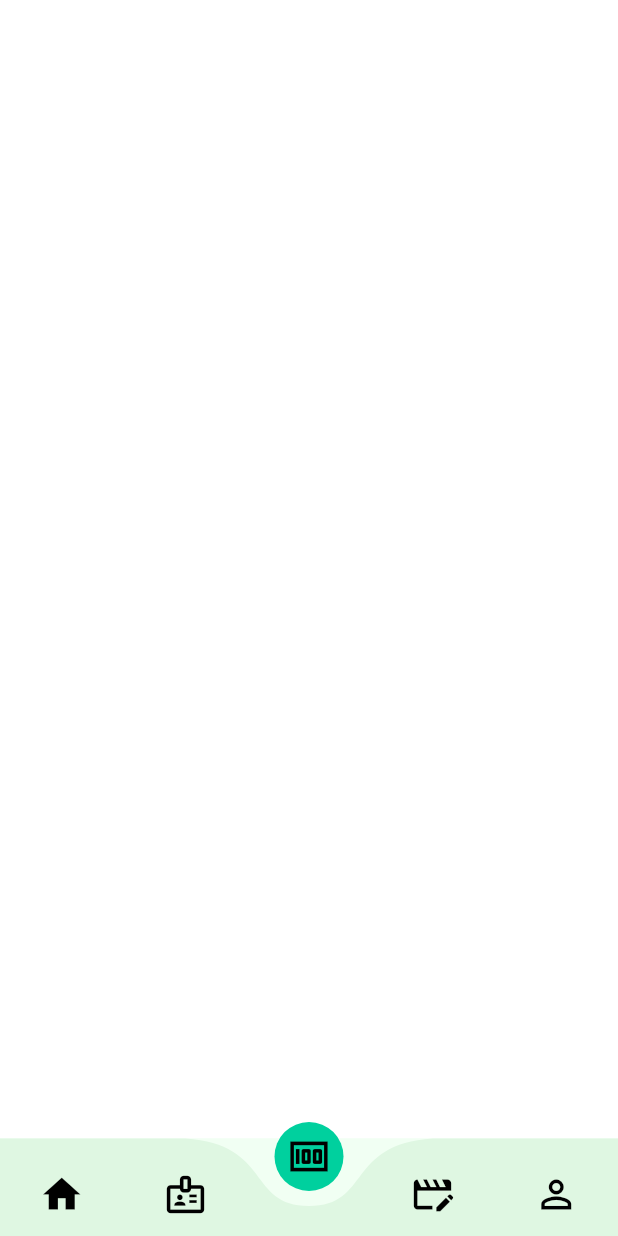
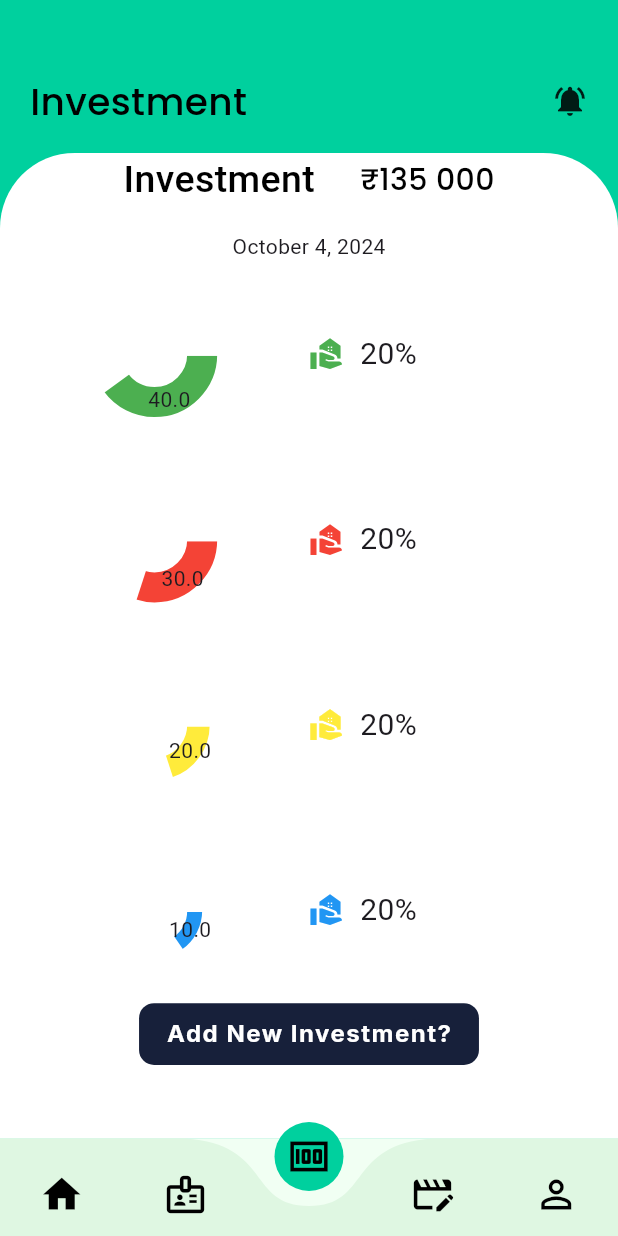
Before and after one commit to shaikhasif69/Flutter-Finance, a Flutter app: the HomeScreen screen opened by its route, item 3 of the bottom bar chosen, on a phone screen of 412 x 824 dp. Run offline on Flutter 3.47's test engine with Material 3 defaults, Android fonts, the phone set to English and light mode, and no system bars; drawn by our look-alikes of curved_navigation_bar, fl_chart; our stand-ins replace go_router, google_fonts, lottie, multi_select_flutter, page_transition, responsive_sizer and 2 more; accounts and stored records are empty; network calls fail; project files that could hold a hidden picture were left out.

Commit message:
more latest

```diff
--- a/lib/Screens/On_Board/on_boarding.dart
+++ b/lib/Screens/On_Board/on_boarding.dart
@@ -56,7 +56,6 @@ class _on_boardingState extends State<on_boarding> {
                 activeDotColor: Color.fromARGB(255, 157, 0, 255)),
           ),
         ),
-
         Container(
           alignment: Alignment(-0.6, 0.75),
           child: Row(
@@ -74,7 +73,8 @@ class _on_boardingState extends State<on_boarding> {
                   ? GestureDetector(
                       onTap: () {
                         print("hello");
-                        GoRouter.of(context).pushReplacement(UserRoutes.askLoginScreen);
+                        GoRouter.of(context)
+                            .pushReplacement(UserRoutes.askLoginScreen);
                         // GoRouter.of(context).pushReplacement(UserRoutes.personalInfo);
                         // GoRouter.of(context).goNamed(UserRoutes.login);
                         //      showCustomDialog(
@@ -133,7 +133,6 @@ class _on_boardingState extends State<on_boarding> {
                                     color: Colors.white,
                                     letterSpacing: 1),
                               ),
-
                             ],
                           ),
                         ),
--- a/lib/Screens/home_screen.dart
+++ b/lib/Screens/home_screen.dart
@@ -2,6 +2,7 @@ import 'package:curved_navigation_bar/curved_navigation_bar.dart';
 import 'package:flutter/cupertino.dart';
 import 'package:flutter/material.dart';
 import 'package:flutter_finance/Screens/dashboard_screen.dart';
+import 'package:flutter_finance/Screens/investment_page.dart';
 import 'package:flutter_finance/Screens/portfolio_page.dart';
 import 'package:flutter_finance/Screens/side_bar.dart';
 import 'package:flutter_finance/components/constant.dart';
@@ -22,7 +23,7 @@ class _HomeScreenState extends State<HomeScreen> {
   final List<Widget> _pages = [
     DashboardScreen(),
     PortfolioPage(),
-    Container(color: Colors.white),
+    InvestmentPage(),
     Container(color: Colors.white),
     Container(color: Colors.white),
   ];
--- /dev/null
+++ b/lib/Screens/investment_page.dart
@@ -0,0 +1,280 @@
+import 'package:fl_chart/fl_chart.dart';
+import 'package:flutter/material.dart';
+import 'package:flutter_finance/components/constant.dart';
+import 'package:flutter_finance/router/named_routes.dart';
+import 'package:flutter_finance/widgets/portfolio_piechart.dart';
+import 'package:go_router/go_router.dart';
+import 'package:google_fonts/google_fonts.dart';
+import 'package:intl/intl.dart';
+
+class InvestmentPage extends StatefulWidget {
+  const InvestmentPage({super.key});
+
+  @override
+  State<InvestmentPage> createState() => _InvestmentPageState();
+}
+
+class _InvestmentPageState extends State<InvestmentPage> {
+  final DateTime now = DateTime.now();
+  late String formattedDate;
+
+  @override
+  void initState() {
+    super.initState();
+    formattedDate = DateFormat('MMMM d, y').format(now);
+  }
+
+  @override
+  Widget build(BuildContext context) {
+    final screenHeight = MediaQuery.of(context).size.height;
+    final screenWidth = MediaQuery.of(context).size.width;
+
+    return Scaffold(
+      backgroundColor: MyColors.ourPrimary,
+      body: Column(
+        children: [
+          SizedBox(height: screenHeight * 0.06),
+          Padding(
+            padding: const EdgeInsets.only(left: 20.0, right: 20),
+            child: Row(
+              mainAxisAlignment: MainAxisAlignment.spaceBetween,
+              children: [
+                Text("Investment",
+                    style: GoogleFonts.poppins(
+                      fontSize: 25,
+                      fontWeight: FontWeight.w500,
+                      color: Colors.black,
+                    )),
+                Icon(Icons.notifications_active)
+              ],
+            ),
+          ),
+          SizedBox(height: screenHeight * 0.02),
+          Expanded(
+            child: Container(
+                width: double.infinity,
+                decoration: const BoxDecoration(
+                  color: Colors.white,
+                  borderRadius: BorderRadius.only(
+                    topLeft: Radius.circular(50),
+                    topRight: Radius.circular(50),
+                  ),
+                ),
+                child: SingleChildScrollView(
+                  child: Column(
+                    children: [
+                      Row(
+                        mainAxisAlignment: MainAxisAlignment.center,
+                        children: [
+                          Text("Investment", style: TextStyle(
+                            fontSize: 25,
+                            fontWeight: FontWeight.w500,
+                            color: Colors.black,
+                          ),),
+                          SizedBox(width: 30,),
+                          Text("₹135 000",
+                              style: GoogleFonts.poppins(
+                                  fontSize: 20,
+                                  fontWeight: FontWeight.w500,
+                                  color: Colors.black)),
+                        ],
+                      ),
+                      SizedBox(height: screenHeight * 0.02),
+                      Text(formattedDate),
+                      Row(
+                        children: [
+                           Expanded(
+                              child: Column(
+                                children: [
+                                  Row(
+                                    children: [
+                                      Expanded(child: SizedBox(
+                                        height: screenHeight * 0.15,
+                                        child: PieChart(
+                                          PieChartData(sections: [
+                                            PieChartSectionData(
+                                              radius: 20,
+                                              value: 40,
+                                              color: Colors.green,
+                                            ),
+                                            PieChartSectionData(
+                                              value: 60,
+                                              showTitle: false,
+                                              color: Colors.white,
+                                            ),
+
+                                          ]),
+                                        ),
+                                      )),
+                                      const Expanded(child: Row(
+                                        children: [
+                                        Icon(
+                                        Icons.real_estate_agent,
+                                        color: Colors.green,
+                                      ),
+                                      Padding(
+                                        padding: EdgeInsets.only(left: 10.0),
+                                        child: Text(
+                                          "20%",
+                                          style: TextStyle(fontSize: 20),
+                                        ),
+                                      )
+                                        ],
+                                      ))
+
+                                    ],
+                                  ),
+                                  Row(
+                                    children: [
+                                      Expanded(child: SizedBox(
+                                        height: screenHeight * 0.15,
+                                        child: PieChart(
+                                          PieChartData(sections: [
+                                            PieChartSectionData(
+                                              radius: 20,
+                                              value: 30,
+                                              color: Colors.red,
+                                            ),
+                                            PieChartSectionData(
+                                              value: 70,
+                                              showTitle: false,
+                                              color: Colors.white,
+                                            ),
+
+                                          ]),
+                                        ),
+                                      )),
+                                      const Expanded(child: Row(
+                                        children: [
+                                        Icon(
+                                        Icons.real_estate_agent,
+                                        color: Colors.red,
+                                      ),
+                                      Padding(
+                                        padding: EdgeInsets.only(left: 10.0),
+                                        child: Text(
+                                          "20%",
+                                          style: TextStyle(fontSize: 20),
+                                        ),
+                                      )
+                                        ],
+                                      ))
+
+                                    ],
+                                  ),
+                                  Row(
+                                    children: [
+                                      Expanded(child: SizedBox(
+                                        height: screenHeight * 0.15,
+                                        child: PieChart(
+                                          PieChartData(sections: [
+                                            PieChartSectionData(
+                                              radius: 15,
+                                              value: 20,
+                                              color: Colors.yellow,
+                                            ),
+                                            PieChartSectionData(
+                                              value: 80,
+                                              showTitle: false,
+                                              color: Colors.white,
+                                            ),
+
+                                          ]),
+                                        ),
+                                      )),
+                                      const Expanded(child: Row(
+                                        children: [
+                                        Icon(
+                                        Icons.real_estate_agent,
+                                        color: Colors.yellow,
+                                      ),
+                                      Padding(
+                                        padding: EdgeInsets.only(left: 10.0),
+                                        child: Text(
+                                          "20%",
+                                          style: TextStyle(fontSize: 20),
+                                        ),
+                                      )
+                                        ],
+                                      ))
+
+                                    ],
+                                  ),
+                                  Row(
+                                    children: [
+                                      Expanded(child: SizedBox(
+                                        height: screenHeight * 0.15,
+                                        child: PieChart(
+                                          PieChartData(sections: [
+                                            PieChartSectionData(
+                                              radius: 10,
+                                              value: 10,
+                                              color: Colors.blue,
+                                            ),
+                                            PieChartSectionData(
+                                              value: 55,
+                                              showTitle: false,
+                                              color: Colors.white,
+                                            ),
+
+                                          ]),
+                                        ),
+                                      )),
+                                      const Expanded(child: Row(
+                                        children: [
+                                        Icon(
+                                        Icons.real_estate_agent,
+                                        color: Colors.blue,
+                                      ),
+                                      Padding(
+                                        padding: EdgeInsets.only(left: 10.0),
+                                        child: Text(
+                                          "20%",
+                                          style: TextStyle(fontSize: 20),
+                                        ),
+                                      )
+                                        ],
+                                      ))
+
+                                    ],
+                                  ),
+                                ],
+                              ))
+                        ],
+                      ),
+
+                      GestureDetector(
+                        onTap: (){
+                          GoRouter.of(context).pushNamed(UserRoutes.addNewInvestment);
+                        },
+                        child: Container(
+                          height: MediaQuery.of(context).size.height * 0.05,
+                          width: MediaQuery.of(context).size.width * 0.55,
+                          decoration: BoxDecoration(
+                              color: MyColors.backgroundColor2,
+                              borderRadius: BorderRadius.circular(10)),
+                          child: Center(
+                            child: Row(
+                              mainAxisAlignment: MainAxisAlignment.center,
+                              children: [
+                                Text("Add New Investment?",
+                                    style: GoogleFonts.inter(
+                                        fontSize: 16,
+                                        fontWeight: FontWeight.bold,
+                                        color: Colors.white,
+                                        letterSpacing: 1)),
+                              ],
+                            ),
+                          ),
+                        ),
+                      )
+
+                    ],
+                  ),
+                )),
+          ),
+        ],
+      ),
+    );
+  }
+}
--- a/lib/Screens/signup.dart
+++ b/lib/Screens/signup.dart
@@ -80,7 +80,7 @@ class _SignUpPageState extends State<SignUpPage> {
               ),
               InputTextContainer(
                 con: _emailController,
-                label: "College ID",
+                label: "Email",
               ),
               const SizedBox(height: 10),
               InputTextContainer(
--- a/lib/router/named_routes.dart
+++ b/lib/router/named_routes.dart
@@ -15,4 +15,5 @@ class UserRoutes {
   static String signUp = "/user/sign-up";
   static String askLoginScreen = "/user/ask-login";
   static String homeScreen = "/user/home-screen";
+  static String addNewInvestment = "/user/add-new-investment";
 }
--- a/lib/router/router.dart
+++ b/lib/router/router.dart
@@ -1,7 +1,9 @@
 import 'package:flutter_finance/Screens/On_Board/on_boarding.dart';
 import 'package:flutter_finance/Screens/Personal_Info/personal_info.dart';
+import 'package:flutter_finance/Screens/add_new_investment.dart';
 import 'package:flutter_finance/Screens/ask_loginPage.dart';
 import 'package:flutter_finance/Screens/home_screen.dart';
+import 'package:flutter_finance/Screens/investment_page.dart';
 import 'package:flutter_finance/Screens/login_screen.dart';
 import 'package:flutter_finance/Screens/signup.dart';
 import 'package:flutter_finance/Screens/splash_screen.dart';
@@ -59,5 +61,10 @@ class MyGoRouter {
       name: UserRoutes.homeScreen,
       builder: (context, state) => HomeScreen(),
     ),
+    GoRoute(
+      path: UserRoutes.addNewInvestment,
+      name: UserRoutes.addNewInvestment,
+      builder: (context, state) => AddNewInvestment(),
+    ),
   ]);
 }
```
Also changed, not shown: lib/Screens/add_new_investment.dart (added, +119 -0 lines), lib/Screens/portfolio_page.dart (+124 -2 lines).
